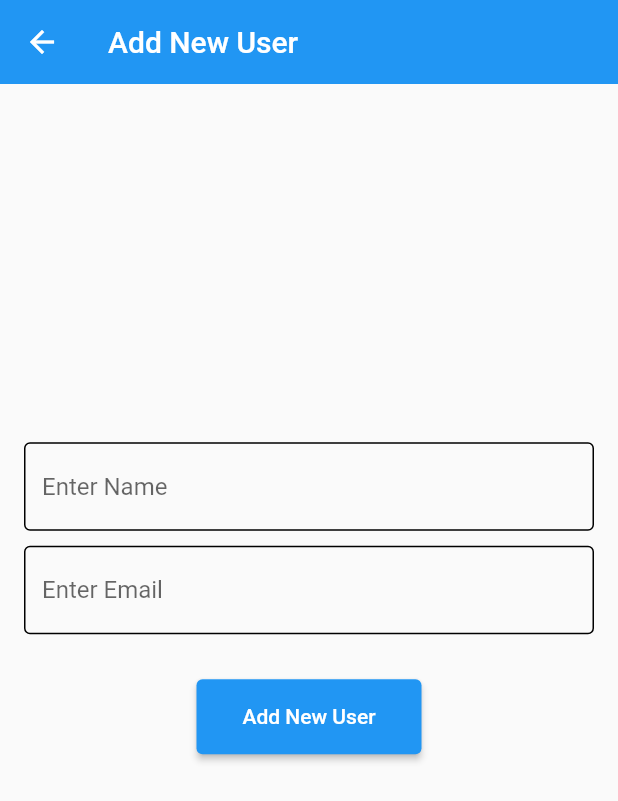
After one commit to dzzirima/bronzedblue, a Flutter app: the HomeScreen screen opened by its route, after a tap on the "add" icon, on a phone screen of 412 x 824 dp. The commit adds this screen. Shown: the top 801 px of the screen. Run offline on Flutter 3.47's test engine with Material 2 defaults, Android fonts, the phone set to English and light mode, and no system bars; our stand-ins replace shared_preferences; accounts and stored records are empty.

Commit message:
feat:adding user

```diff
--- /dev/null
+++ b/lib/features/home/screen/add_user_screen.dart
@@ -0,0 +1,103 @@
+import 'package:bronzedblue/common/widgets/custom_button.dart';
+import 'package:bronzedblue/common/widgets/custom_textfield.dart';
+import 'package:bronzedblue/features/home/screen/services/add_user_service.dart';
+import 'package:flutter/material.dart';
+import 'package:flutter/src/widgets/framework.dart';
+
+class AddUserScreen extends StatefulWidget {
+  static const String routeName = '/add-user-screen';
+  const AddUserScreen({super.key});
+
+  @override
+  State<AddUserScreen> createState() => _AddUserScreenState();
+}
+
+class _AddUserScreenState extends State<AddUserScreen> {
+  final addUserKey = GlobalKey<FormState>();
+  final AddUserService addUserService = AddUserService();
+
+  final TextEditingController _nameController = TextEditingController();
+  final TextEditingController _emailController = TextEditingController();
+
+  @override
+  void dispose() {
+    super.dispose();
+    _emailController.dispose();
+    _nameController.dispose();
+  }
+
+  void addUser() {
+    addUserService.addUser(
+        context: context,
+        email: _emailController.text,
+        name: _nameController.text);
+  }
+
+  @override
+  Widget build(BuildContext context) {
+    return Scaffold(
+      appBar: AppBar(
+        elevation: 0,
+        title: const Text("Add New User"),
+      ),
+      body: SafeArea(
+          child: Padding(
+        padding: const EdgeInsets.all(8.0),
+        child: Column(
+          // ignore: prefer_const_literals_to_create_immutables
+          children: [
+            // const Text(
+            //   'Bronzed Blue',
+            //   textAlign: TextAlign.center,
+            //   style: TextStyle(fontSize: 22, fontWeight: FontWeight.w500),
+            // ),
+            const Spacer(),
+            Padding(
+              padding: const EdgeInsets.all(8.0),
+              child: Container(
+                child: Form(
+                  key: addUserKey,
+                  child: Column(
+                    children: [
+                      CustomTextField(
+                        controller: _nameController,
+                        hinttext: "Enter Name",
+                      ),
+                      const SizedBox(
+                        height: 10,
+                      ),
+                      CustomTextField(
+                        controller: _emailController,
+                        hinttext: "Enter Email",
+                      ),
+                      const SizedBox(
+                        height: 10,
+                      ),
+                      const SizedBox(
+                        height: 10,
+                      ),
+                      const SizedBox(
+                        height: 10,
+                      ),
+                      CustomButton(
+                        text: 'Add New User',
+                        onTap: () {
+                          if (addUserKey.currentState!.validate()) {
+                            addUser();
+                          }
+                        },
+                      ),
+                      SizedBox(
+                          height: MediaQuery.of(context).size.height * 0.1),
+                    ],
+                  ),
+                ),
+              ),
+            ),
+            const Spacer()
+          ],
+        ),
+      )),
+    );
+  }
+}
--- a/lib/features/home/screen/home_screen.dart
+++ b/lib/features/home/screen/home_screen.dart
@@ -1,3 +1,4 @@
+import 'package:bronzedblue/features/home/screen/add_user_screen.dart';
 import 'package:bronzedblue/providers/user_provider.dart';
 import 'package:flutter/material.dart';
 
@@ -23,6 +24,18 @@ class _HomeScreenState extends State<HomeScreen> {
       body: Center(
         child: Text(user.toJson()),
       ),
+      floatingActionButton: FloatingActionButton(
+        onPressed: () {
+          Navigator.push(
+            context,
+            MaterialPageRoute(
+              builder: (context) => const AddUserScreen(),
+            ),
+          );
+        },
+        backgroundColor: Colors.black,
+        child: const Icon(Icons.add),
+      ),
     );
   }
 }
--- /dev/null
+++ b/lib/features/home/screen/services/add_user_service.dart
@@ -0,0 +1,52 @@
+import 'dart:convert';
+
+import 'package:bronzedblue/constants/error_handling.dart';
+import 'package:bronzedblue/constants/utils.dart';
+import 'package:bronzedblue/features/home/screen/home_screen.dart';
+import 'package:flutter/material.dart';
+import 'package:http/http.dart' as http;
+import 'package:bronzedblue/constants/global_variables.dart';
+
+class AddUserService {
+  void addUser({
+    required BuildContext context,
+    required String email,
+    required String name,
+  }) async {
+    try {
+      print(email);
+      http.Response res = await http.post(Uri.parse('$uri/add-user'),
+          body: jsonEncode({
+            'email': email,
+            'name': name,
+          }),
+          headers: <String, String>{
+            'Content-Type': 'application/json; charset=UTF-8',
+          });
+
+      // ignore: use_build_context_synchronously
+      Navigator.push(
+        context,
+        MaterialPageRoute(
+          builder: (context) => const HomeScreen(),
+        ),
+      );
+
+      // ignore: use_build_context_synchronously
+      httpErrorHandle(
+          response: res,
+          context: context,
+          onSuccess: () {
+            showSnackBar(
+              context,
+              "user added successfully",
+            );
+          });
+    } catch (e) {
+      showSnackBar(
+        context,
+        e.toString(),
+      );
+    }
+  }
+}
```
Also changed, not shown: lib/constants/error_handling.dart (+13 -0 lines).
